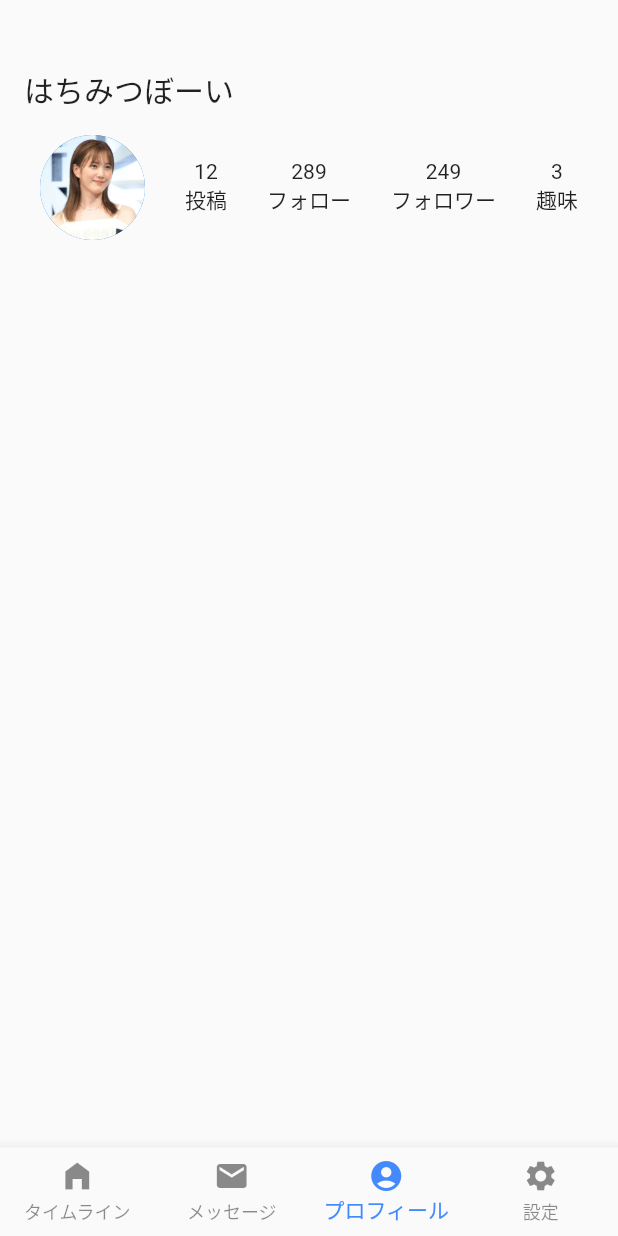
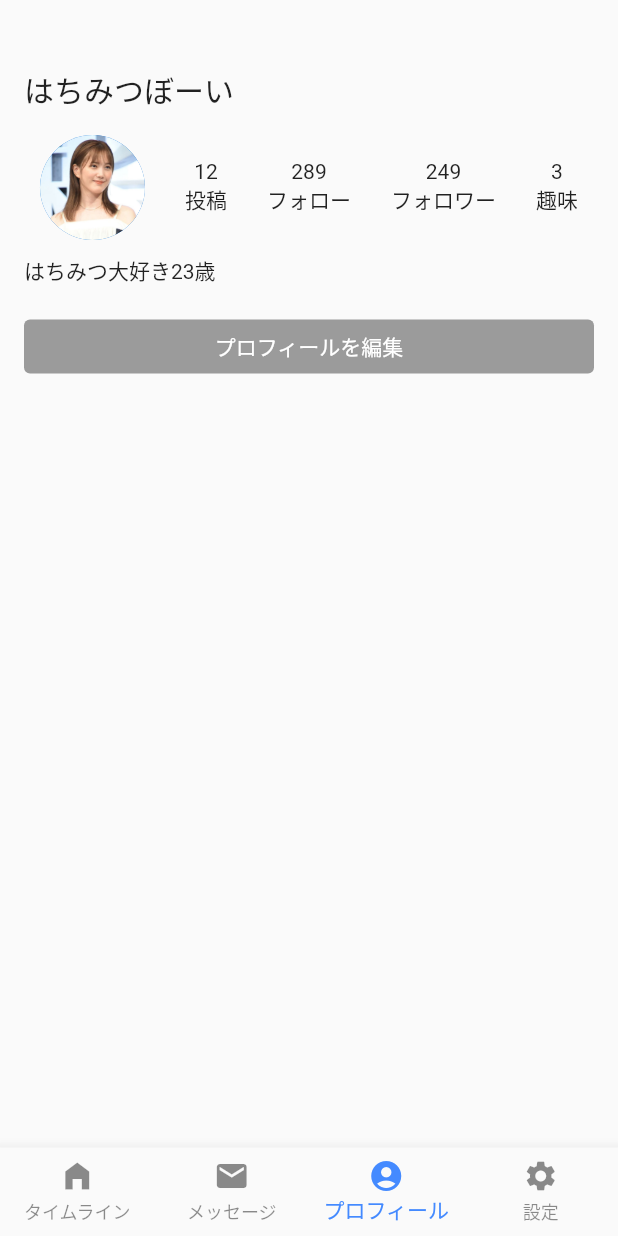
Before and after one commit to hachimitsuboy/shumeet, a Flutter app: the screen it shows after launch, item 3 of the bottom bar chosen, on a phone screen of 412 x 824 dp. Run offline on Flutter 3.47's test engine with Material 2 defaults, Android fonts, the light colour scheme and no system bars; our stand-ins replace flutter_riverpod.

Commit message:
プロフィール文、プロフィール編集ボタンの追加

```diff
--- /dev/null
+++ b/lib/view/profile/children/profile_edit_button.dart
@@ -0,0 +1,19 @@
+import 'package:flutter/material.dart';
+
+class ProfileEditButton extends StatelessWidget {
+  const ProfileEditButton({Key? key}) : super(key: key);
+
+  @override
+  Widget build(BuildContext context) {
+    return ElevatedButton(
+      onPressed: () => null,
+      child: const Center(
+        child: Text('プロフィールを編集'),
+      ),
+      style: ElevatedButton.styleFrom(
+        primary: Colors.black38,
+        elevation: 0,
+      ),
+    );
+  }
+}
--- a/lib/view/profile/profile_screen.dart
+++ b/lib/view/profile/profile_screen.dart
@@ -1,4 +1,5 @@
 import 'package:flutter/material.dart';
+import 'package:shumeet/view/profile/children/profile_edit_button.dart';
 import 'package:shumeet/view/profile/children/profile_status.dart';
 
 class ProfileScreen extends StatelessWidget {
@@ -19,6 +20,15 @@ class ProfileScreen extends StatelessWidget {
         ),
         SizedBox(height: 15),
         ProfileStatus(),
+        SizedBox(height: 10),
+        Padding(
+          padding: EdgeInsets.only(left: 16.0),
+          child: Text('はちみつ大好き23歳'),
+        ),
+        Padding(
+          padding: EdgeInsets.all(16.0),
+          child: ProfileEditButton(),
+        ),
       ],
     );
   }
```
